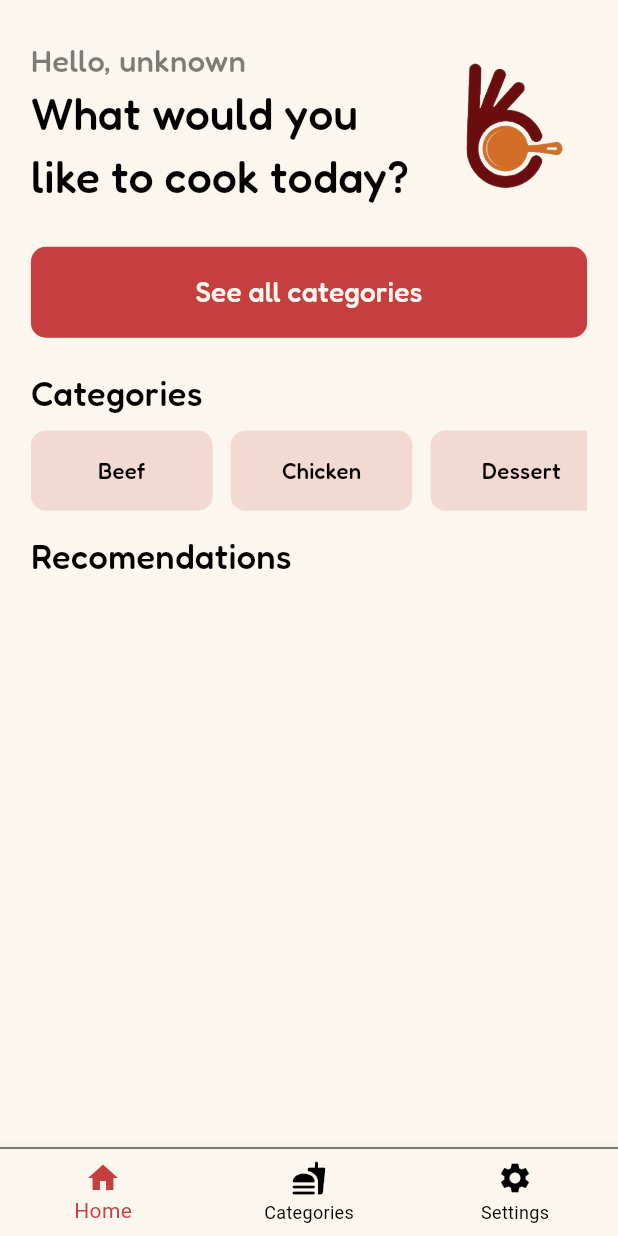
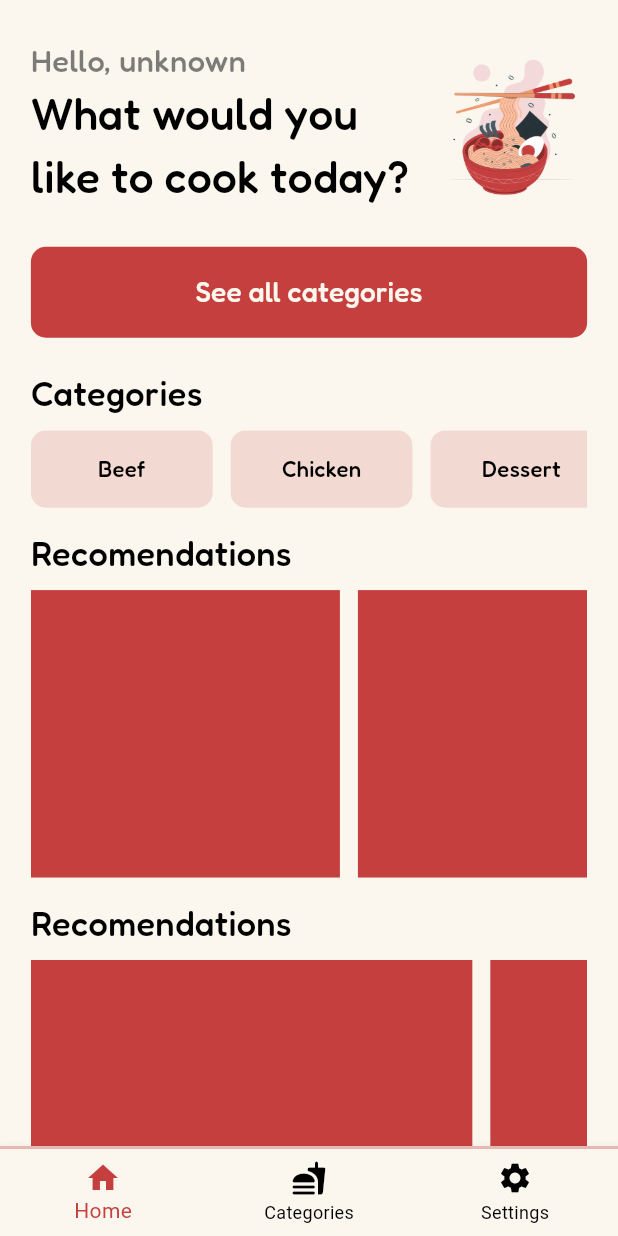
Before and after one commit to Abdusalom-mobile-developer/magic_hands, a Flutter app: the HomeScreen screen opened by its route, on a phone screen of 412 x 824 dp. Run offline on Flutter 3.47's test engine with Material 3 defaults, Android fonts, the phone set to English and light mode, and no system bars; our stand-ins replace go_router, hive, hive_flutter; accounts and stored records are empty.

Commit message:
Added new parts to the Home Screen which is recomendation part where users can see recomendations of different type of food.

```diff
--- a/lib/config/img_path.dart
+++ b/lib/config/img_path.dart
@@ -25,5 +25,7 @@ class ImgPath {
   static const String vartFood6 = "assets/images/vert_food6.jpg";
   static const String choosingGirl = "assets/images/choosing_girl.png";
   static const String choosingGirl2 = "assets/images/choosing_girl2.png";
-    static const String recipe = "assets/images/recipe.png";
+  static const String recipe = "assets/images/recipe.png";
+  static const String bowl2 = "assets/images/bowl2.png";
+  static const String ramen = "assets/images/ramen.png";
 }
--- a/lib/screens/categories.dart
+++ b/lib/screens/categories.dart
@@ -34,8 +34,8 @@ class CategoriesScreen extends StatelessWidget {
             decoration: BoxDecoration(
                 border: Border(
                     bottom: BorderSide(
-                        color: ColorsClass.black.withOpacity(0.5),
-                        width: 1.3))),
+                        color: ColorsClass.darkRed.withOpacity(0.3),
+                        width: 2))),
             padding: EdgeInsets.symmetric(
               horizontal: CustomMethods.mediaWidth(context, 20),
             ),
@@ -87,7 +87,7 @@ class CategoriesScreen extends StatelessWidget {
                         children: [
                           Expanded(
                             child: Text(
-                              "Explore a world of food! Click any countrie's flag to see the options.",
+                              "Explore a world of food! Click any type of food to see the options.",
                               style: TextStyle(
                                   color: ColorsClass.black.withOpacity(0.5),
                                   fontSize:
--- a/lib/screens/home.dart
+++ b/lib/screens/home.dart
@@ -38,8 +38,8 @@ class HomeScreen extends StatelessWidget {
             decoration: BoxDecoration(
                 border: Border(
                     bottom: BorderSide(
-                        color: ColorsClass.black.withOpacity(0.5),
-                        width: 1.3))),
+                        color: ColorsClass.darkRed.withOpacity(0.3),
+                        width: 2))),
             padding: EdgeInsets.symmetric(
                 horizontal: CustomMethods.mediaWidth(context, 20)),
             width: double.infinity,
@@ -50,7 +50,9 @@ class HomeScreen extends StatelessWidget {
                 Row(
                   mainAxisAlignment: MainAxisAlignment.spaceBetween,
                   children: [
+                    // Top Part
                     Expanded(
+                      // Top Left Texts Part
                       child: Column(
                         crossAxisAlignment: CrossAxisAlignment.start,
                         children: [
@@ -71,18 +73,15 @@ class HomeScreen extends StatelessWidget {
                         ],
                       ),
                     ),
-                    Container(
+                    // Top Right Image Part
+                    Image(
+                      image: const AssetImage(ImgPath.ramen),
                       width: CustomMethods.mediaWidth(context, 4),
-                      height: CustomMethods.mediaWidth(context, 4),
-                      decoration: const BoxDecoration(
-                          shape: BoxShape.circle,
-                          image: DecorationImage(
-                              image: AssetImage(ImgPath.logo),
-                              fit: BoxFit.cover)),
-                    )
+                    ),
                   ],
                 ),
                 CustomWidgets.height(context, 16),
+                // Top Big Button Part
                 Container(
                     height: CustomMethods.mediaWidth(context, 6.8),
                     width: double.infinity,
@@ -104,6 +103,7 @@ class HomeScreen extends StatelessWidget {
                       ),
                     )),
                 CustomWidgets.height(context, 20),
+                // Categories Part
                 Text(
                   "Categories",
                   style: TextStyle(
@@ -113,7 +113,7 @@ class HomeScreen extends StatelessWidget {
                 ),
                 CustomWidgets.height(context, 50),
                 SizedBox(
-                  height: CustomMethods.mediaWidth(context, 7.7),
+                  height: CustomMethods.mediaWidth(context, 8),
                   child: ListView.builder(
                     itemCount: provider.mealCategories.length,
                     scrollDirection: Axis.horizontal,
@@ -123,7 +123,7 @@ class HomeScreen extends StatelessWidget {
                       margin: index != provider.mealCategories.length - 1
                           ? const EdgeInsets.only(right: 12)
                           : const EdgeInsets.only(right: 0),
-                      height: CustomMethods.mediaWidth(context, 7.7),
+                      height: CustomMethods.mediaWidth(context, 8),
                       width: CustomMethods.mediaWidth(context, 3.4),
                       decoration: BoxDecoration(
                         borderRadius: BorderRadius.circular(10),
@@ -140,6 +140,12 @@ class HomeScreen extends StatelessWidget {
                   ),
                 ),
                 CustomWidgets.height(context, 30),
+                //Bottom Recomendations Part
+                Expanded(
+                    child: SingleChildScrollView(
+                  child: Column(
+                    crossAxisAlignment: CrossAxisAlignment.start,
+                    children: [
                       Text(
                         "Recomendations",
                         style: TextStyle(
@@ -147,6 +153,46 @@ class HomeScreen extends StatelessWidget {
                             fontSize: CustomMethods.mediaWidth(context, 18),
                             fontFamily: "Fredoka"),
                       ),
+                      CustomWidgets.height(context, 50),
+                      SizedBox(
+                        height: CustomMethods.mediaHeight(context, 4.3),
+                        child: ListView.builder(
+                          scrollDirection: Axis.horizontal,
+                          itemCount: 10,
+                          itemBuilder: (context, index) => Container(
+                            margin: const EdgeInsets.only(right: 12),
+                            height: CustomMethods.mediaHeight(context, 4.3),
+                            width: CustomMethods.mediaWidth(context, 2),
+                            color: ColorsClass.darkRed,
+                          ),
+                        ),
+                      ),
+                      CustomWidgets.height(context, 30),
+                      Text(
+                        "Recomendations",
+                        style: TextStyle(
+                            color: ColorsClass.black,
+                            fontSize: CustomMethods.mediaWidth(context, 18),
+                            fontFamily: "Fredoka"),
+                      ),
+                      CustomWidgets.height(context, 50),
+                      SizedBox(
+                        height: CustomMethods.mediaHeight(context, 4.3),
+                        child: ListView.builder(
+                          scrollDirection: Axis.horizontal,
+                          itemCount: 10,
+                          itemBuilder: (context, index) => Container(
+                            margin: const EdgeInsets.only(right: 12),
+                            height: CustomMethods.mediaHeight(context, 4.3),
+                            width: CustomMethods.mediaWidth(context, 1.4),
+                            color: ColorsClass.darkRed,
+                          ),
+                        ),
+                      ),
+                      CustomWidgets.height(context, 10),
+                    ],
+                  ),
+                ))
               ],
             ),
           ))),
--- a/lib/screens/splash.dart
+++ b/lib/screens/splash.dart
@@ -28,13 +28,13 @@ class _SplashScreenState extends State<SplashScreen> {
     Timer(
       const Duration(milliseconds: 2100),
       () {
-        // bool? check = HiveCrud.read(HiveKeys.isFirst);
-        // if (check == false) {
-        //   context.go("/home");
-        // } else {
-        //   context.go("/onboarding");
-        // }
-        context.go("/onboarding");
+        bool? check = HiveCrud.read(HiveKeys.isFirst);
+        if (check == false) {
+          context.go("/home");
+        } else {
+          context.go("/onboarding");
+        }
+        // context.go("/onboarding");
       },
     );
   }
```
Also changed, not shown: assets/images/bowl.png (added), assets/images/bowl2.png (added), assets/images/ramen.png (added). Lines whose indentation alone changed are shown as unchanged.
